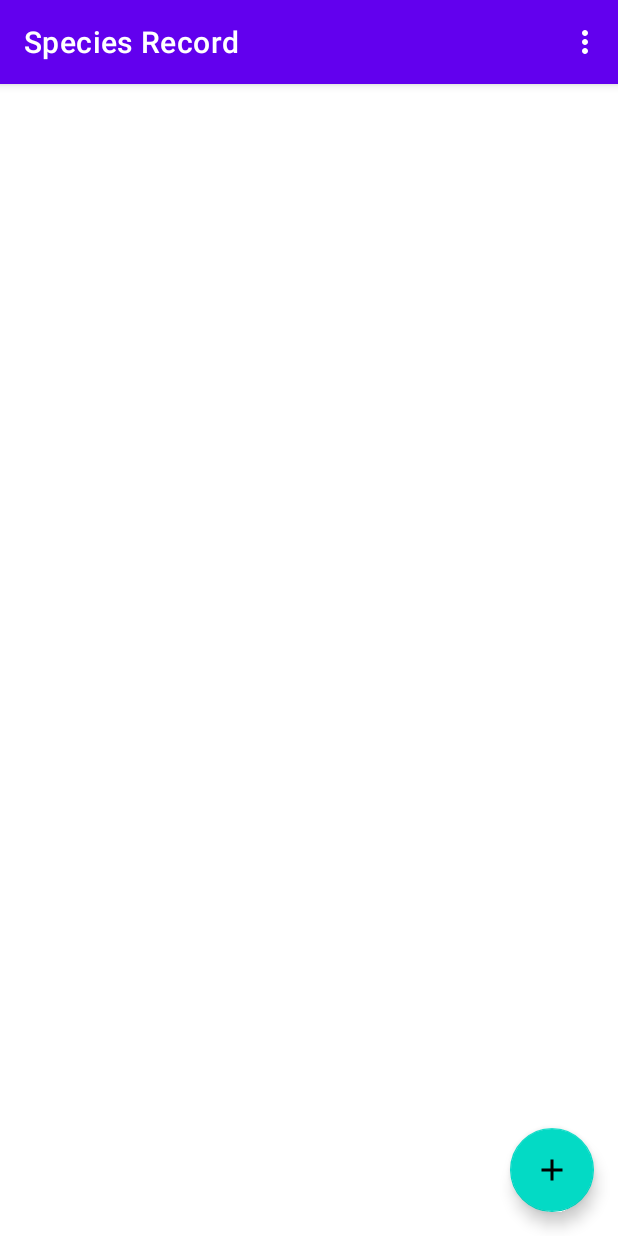
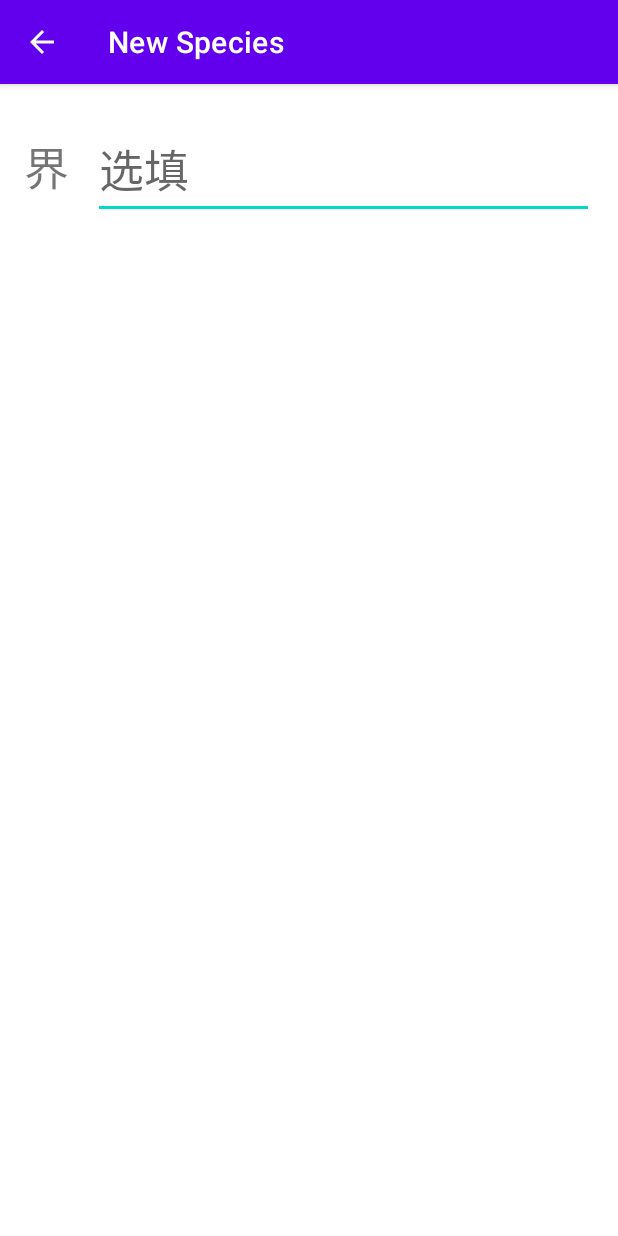
Before and after one commit to Jeffrey-Songk/IMD, an Android app: the screen it shows after launch (MainActivity before the commit, NewSpecies after it), after a tap on "Add new", on a phone screen of 412 x 824 dp. Run offline under Robolectric (Android 15) with nearby library versions, the phone set to English and light mode, and no system bars; libraries missing offline, so code that uses them is left out: com.leon.lfilepickerlibrary.

Commit message:
set add species page

```diff
--- a/final project/SpeciesRecord/app/src/main/AndroidManifest.xml
+++ b/final project/SpeciesRecord/app/src/main/AndroidManifest.xml
@@ -1,14 +1,16 @@
 <?xml version="1.0" encoding="utf-8"?>
 <manifest xmlns:android="http://schemas.android.com/apk/res/android"
     package="com.example.speciesrecord">
-    <uses-permission android:name="android.permission.READ_EXTERNAL_STORAGE"/>
-    <uses-permission android:name="android.permission.WRITE_EXTERNAL_STORAGE"/>
+
+    <uses-permission android:name="android.permission.READ_EXTERNAL_STORAGE" />
+    <uses-permission android:name="android.permission.WRITE_EXTERNAL_STORAGE" />
+
     <application
-        android:sharedUserId="android.uid.system"
         android:allowBackup="true"
         android:icon="@mipmap/ic_launcher"
         android:label="@string/app_name"
         android:roundIcon="@mipmap/ic_launcher_round"
+        android:sharedUserId="android.uid.system"
         android:supportsRtl="true"
         android:theme="@style/Theme.SpeciesRecord">
         <activity
@@ -21,6 +23,14 @@
                 <category android:name="android.intent.category.LAUNCHER" />
             </intent-filter>
         </activity>
+        <activity android:name=".NewSpecies"
+            android:label = "New Species"
+            android:parentActivityName=".MainActivity">
+            <meta-data
+                android:name="android.support.PARENT_ACTIVITY"
+                android:value=
+                    "com.example.speciesrecord.MainActivity" />
+        </activity>
     </application>
 
 </manifest>
--- a/final project/SpeciesRecord/app/src/main/java/com/example/speciesrecord/MainActivity.java
+++ b/final project/SpeciesRecord/app/src/main/java/com/example/speciesrecord/MainActivity.java
@@ -49,6 +49,8 @@ public class MainActivity extends AppCompatActivity{
             @Override
             public void onClick(View view) {
                 //跳转到增加物种页面
+                Intent intent = new Intent(MainActivity.this, NewSpecies.class);
+                startActivity(intent);
             }
         });
 
--- /dev/null
+++ b/final project/SpeciesRecord/app/src/main/java/com/example/speciesrecord/NewSpecies.java
@@ -0,0 +1,45 @@
+package com.example.speciesrecord;
+
+import androidx.appcompat.app.AppCompatActivity;
+
+import android.os.Bundle;
+import android.text.Editable;
+import android.text.TextWatcher;
+import android.view.View;
+import android.widget.EditText;
+
+public class NewSpecies extends AppCompatActivity {
+    private EditText mKingdomName;
+    private EditText mKingdomNote;
+    @Override
+    protected void onCreate(Bundle savedInstanceState) {
+        super.onCreate(savedInstanceState);
+        setContentView(R.layout.activity_new_species);
+        setListeners();
+    }
+
+    //设置对于输入框的监控
+    private void setListeners() {
+        mKingdomName = (EditText)findViewById(R.id.kingdomName);
+        mKingdomNote = (EditText)findViewById(R.id.kingdomNote);
+        mKingdomName.addTextChangedListener(new TextWatcher() {
+            @Override
+            public void beforeTextChanged(CharSequence s, int start, int count, int after) {
+            }
+
+            @Override
+            public void onTextChanged(CharSequence s, int start, int before, int count) {
+            }
+
+            @Override
+            public void afterTextChanged(Editable s) {
+                Boolean judge = !((String) mKingdomName.getText().toString()).equals("");
+                if(judge) {
+                    mKingdomNote.setVisibility(View.VISIBLE);
+                } else {
+                    mKingdomNote.setVisibility(View.GONE);
+                }
+            }
+        });
+    }
+}
--- /dev/null
+++ b/final project/SpeciesRecord/app/src/main/res/layout/activity_new_species.xml
@@ -0,0 +1,33 @@
+<?xml version="1.0" encoding="utf-8"?>
+<ScrollView xmlns:android="http://schemas.android.com/apk/res/android"
+    xmlns:app="http://schemas.android.com/apk/res-auto"
+    xmlns:tools="http://schemas.android.com/tools"
+    android:layout_width="match_parent"
+    android:layout_height="match_parent"
+    tools:context=".NewSpecies">
+    <androidx.appcompat.widget.LinearLayoutCompat
+        android:layout_width="match_parent"
+        android:layout_height="wrap_content"
+        android:orientation="vertical">
+        <LinearLayout
+            android:layout_width="match_parent"
+            android:layout_height="wrap_content">
+            <TextView
+                android:id="@+id/kingdomDescription"
+                android:text="@string/kingdom_description"
+                style="@style/level_description" />
+            <EditText
+                android:id="@+id/kingdomName"
+                android:hint="@string/optional"
+                style="@style/level_name" />
+        </LinearLayout>
+
+        <EditText
+            android:id="@+id/kingdomNote"
+            android:hint="@string/optional"
+            style="@style/Level_note" />
+
+
+    </androidx.appcompat.widget.LinearLayoutCompat>
+
+</ScrollView>
--- a/final project/SpeciesRecord/app/src/main/res/values/strings.xml
+++ b/final project/SpeciesRecord/app/src/main/res/values/strings.xml
@@ -7,4 +7,13 @@
     <string name="import_record">导入记录</string>
     <string name="comfirm">确定</string>
     <string name="new_record_text">请输入新记录的名称</string>
+    <string name="optional">选填</string>
+    <string name="kingdom_description">界</string>
+    <string name="phylum_description">门</string>
+    <string name="class_description">纲</string>
+    <string name="order_description">目</string>
+    <string name="family_description">科</string>
+    <string name="genus_description">属</string>
+    <string name="species_description">种</string>
+
 </resources>
--- /dev/null
+++ b/final project/SpeciesRecord/app/src/main/res/values/styles.xml
@@ -0,0 +1,39 @@
+<?xml version="1.0" encoding="utf-8"?>
+<resources>
+
+    <style name="level_description">
+        <item name="android:layout_width">wrap_content</item>
+        <item name="android:layout_height">wrap_content</item>
+        <item name="android:layout_marginStart">16dp</item>
+        <item name="android:layout_marginLeft">16dp</item>
+        <item name="android:layout_marginTop">24dp</item>
+        <item name="android:textSize">30sp</item>
+    </style>
+
+    <style name="level_name">
+        <item name="android:layout_width">match_parent</item>
+        <item name="android:layout_height">wrap_content</item>
+        <item name="android:layout_marginStart">16dp</item>
+        <item name="android:layout_marginLeft">16dp</item>
+        <item name="android:layout_marginTop">24dp</item>
+        <item name="android:layout_marginEnd">16dp</item>
+        <item name="android:layout_marginRight">16dp</item>
+        <item name="android:ems">10</item>
+        <item name="android:inputType">textShortMessage</item>
+        <item name="android:textSize">30sp</item>
+    </style>
+
+    <style name="Level_note">
+        <item name="android:layout_width">match_parent</item>
+        <item name="android:layout_height">wrap_content</item>
+        <item name="android:layout_marginStart">16dp</item>
+        <item name="android:layout_marginLeft">16dp</item>
+        <item name="android:layout_marginTop">8dp</item>
+        <item name="android:layout_marginEnd">16dp</item>
+        <item name="android:layout_marginRight">16dp</item>
+        <item name="android:ems">10</item>
+        <item name="android:inputType">textCapSentences</item>
+        <item name="android:textSize">25sp</item>
+        <item name="android:visibility">gone</item>
+    </style>
+</resources>
```
